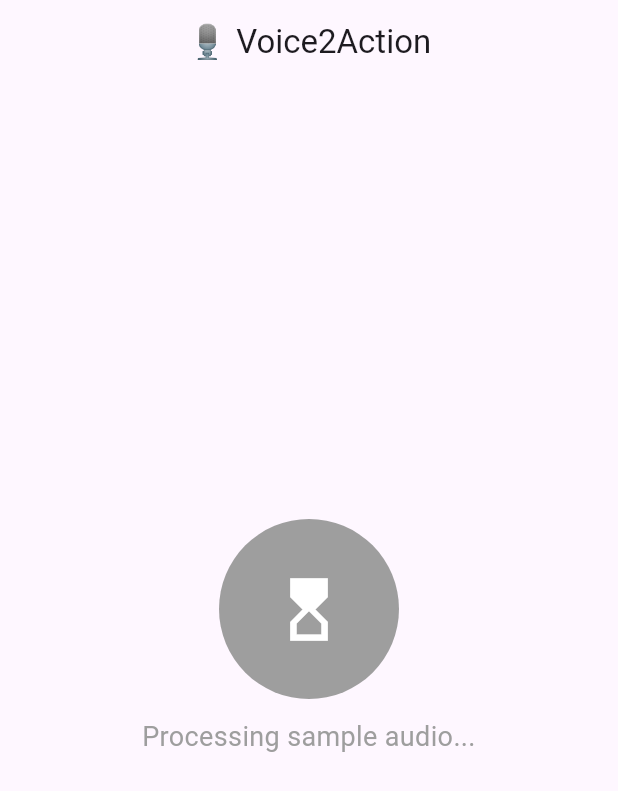
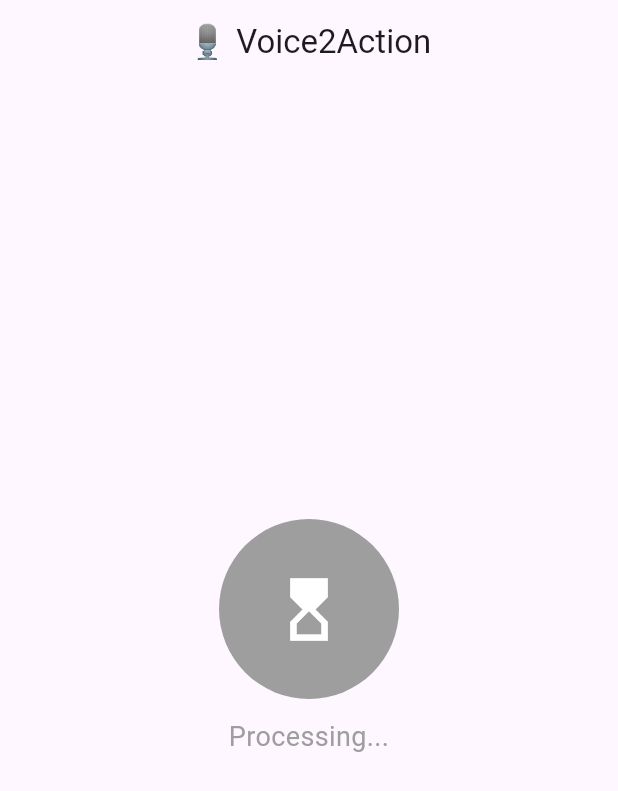
Before and after one commit to ah19931130-cloud/Sd-vpn, a Flutter app: the screen it shows after launch, after a tap on the "play arrow" icon, on a phone screen of 412 x 824 dp. Shown: the top 791 px of the screen. Run offline on Flutter 3.47's test engine with Material 3 defaults, Android fonts, the phone set to English and light mode, and no system bars.

Commit message:
Update main.dart

```diff
--- a/lib/main.dart
+++ b/lib/main.dart
@@ -1,18 +1,7 @@
 import 'package:flutter/material.dart';
-import 'package:firebase_core/firebase_core.dart';
-import 'package:cloud_firestore/cloud_firestore.dart';
 import 'package:intl/intl.dart';
-import 'package:url_launcher/url_launcher.dart';
-import 'package:http/http.dart' as http;
-import 'dart:convert';
-import 'package:flutter_dotenv/flutter_dotenv.dart';
-import 'dart:io';
-import 'package:path_provider/path_provider.dart';
 
-void main() async {
-  WidgetsFlutterBinding.ensureInitialized();
-  await dotenv.load(fileName: ".env");
-  await Firebase.initializeApp();
+void main() {
   runApp(const Voice2ActionApp());
 }
 
@@ -39,28 +28,28 @@ class HomeScreen extends StatefulWidget {
 
 class _HomeScreenState extends State<HomeScreen> {
   Map<String, dynamic>? _extractedData;
-  String _statusMessage = 'Tap to simulate AI processing';
+  String _statusMessage = 'Tap to process audio';
   bool _isProcessing = false;
 
-  String get openAiKey => dotenv.env['OPENAI_API_KEY'] ?? '';
-
-  Future<void> _simulateProcessing() async {
+  Future<void> _processAudio() async {
     setState(() {
       _isProcessing = true;
-      _statusMessage = 'Processing sample audio...';
+      _statusMessage = 'Processing...';
     });
 
-    // Simulate a short delay to mimic processing
     await Future.delayed(const Duration(seconds: 2));
 
-    // Mock data to show the UI in action
     setState(() {
       _extractedData = {
         'tasks': [
           {'title': 'Prepare presentation', 'dueDate': DateTime.now().add(const Duration(days: 1)).toIso8601String()},
         ],
         'events': [
-          {'summary': 'Marketing team meeting', 'start': DateTime.now().add(const Duration(days: 1)).toIso8601String(), 'end': DateTime.now().add(const Duration(days: 1, hours: 1)).toIso8601String()},
+          {
+            'summary': 'Marketing team meeting',
+            'start': DateTime.now().add(const Duration(days: 1)).toIso8601String(),
+            'end': DateTime.now().add(const Duration(days: 1, hours: 1)).toIso8601String(),
+          },
         ],
         'notes': ['Review the contract after the meeting']
       };
@@ -81,7 +70,7 @@ class _HomeScreenState extends State<HomeScreen> {
           mainAxisAlignment: MainAxisAlignment.center,
           children: [
             GestureDetector(
-              onTap: _isProcessing ? null : _simulateProcessing,
+              onTap: _isProcessing ? null : _processAudio,
               child: Container(
                 width: 120,
                 height: 120,
@@ -112,14 +101,17 @@ class _HomeScreenState extends State<HomeScreen> {
   }
 
   Widget _buildExtractedView() {
-    final tasks = List<Map<String, dynamic>>.from(_extractedData!['tasks'] ?? []);
-    final events = List<Map<String, dynamic>>.from(_extractedData!['events'] ?? []);
+    final tasks =
+        List<Map<String, dynamic>>.from(_extractedData!['tasks'] ?? []);
+    final events =
+        List<Map<String, dynamic>>.from(_extractedData!['events'] ?? []);
     final notes = List<String>.from(_extractedData!['notes'] ?? []);
     final dateFormat = DateFormat('yyyy/MM/dd HH:mm');
 
     return ListView(
       padding: const EdgeInsets.all(16),
       children: [
+        if (events.isNotEmpty)
           ...events.map((event) => Card(
                 color: Colors.blue.shade50,
                 child: ListTile(
@@ -130,13 +122,15 @@ class _HomeScreenState extends State<HomeScreen> {
                   ),
                 ),
               )),
+        if (tasks.isNotEmpty)
           ...tasks.map((task) => Card(
                 color: Colors.orange.shade50,
                 child: ListTile(
                   leading: const Icon(Icons.task_alt, color: Colors.orange),
                   title: Text(task['title'] ?? 'Task'),
                   subtitle: task['dueDate'] != null
-                    ? Text('Due: ${dateFormat.format(DateTime.parse(task['dueDate']))}')
+                      ? Text(
+                          'Due: ${dateFormat.format(DateTime.parse(task['dueDate']))}')
                       : const Text('No due date'),
                 ),
               )),
@@ -148,7 +142,8 @@ class _HomeScreenState extends State<HomeScreen> {
               child: Column(
                 crossAxisAlignment: CrossAxisAlignment.start,
                 children: [
-                  const Text('📝 Notes', style: TextStyle(fontWeight: FontWeight.bold)),
+                  const Text('📝 Notes',
+                      style: TextStyle(fontWeight: FontWeight.bold)),
                   ...notes.map((note) => Padding(
                         padding: const EdgeInsets.only(top: 4),
                         child: Text('• $note'),
```
Lines whose indentation alone changed are shown as unchanged.
